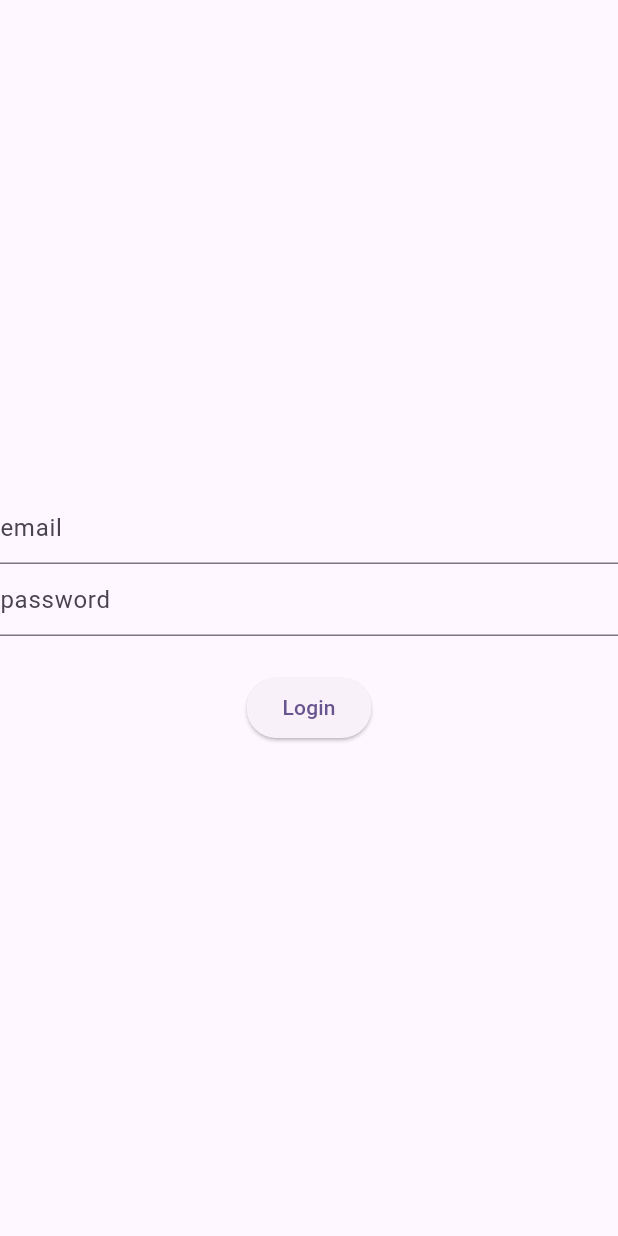
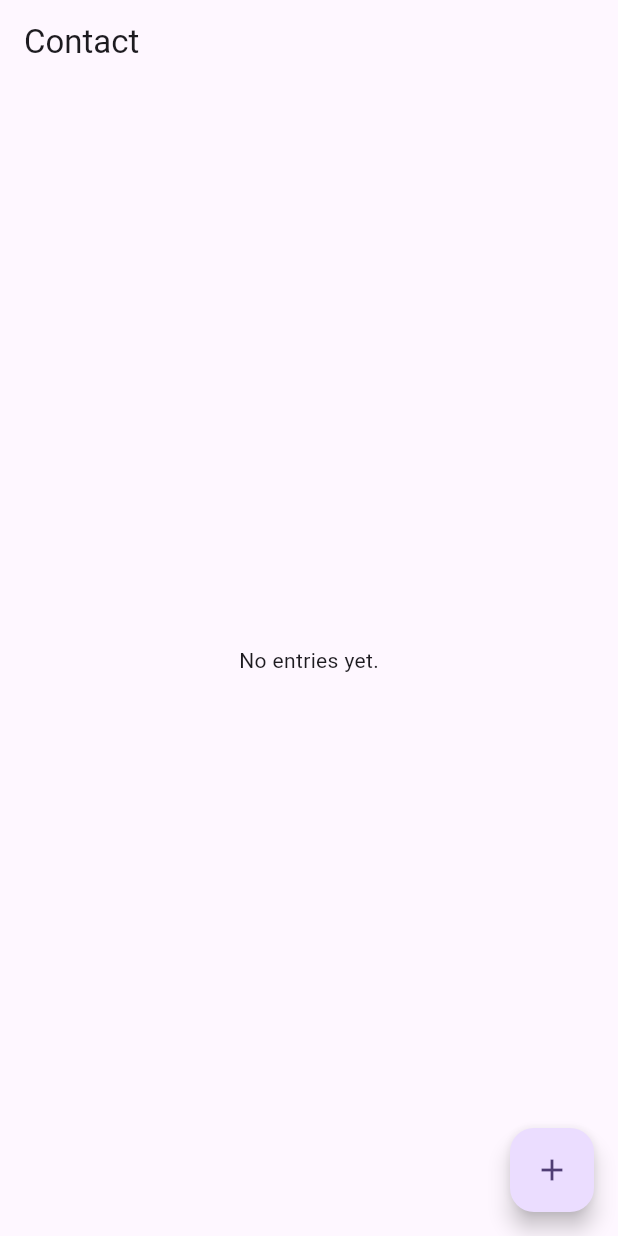
Before and after one commit to Abdallah504/online70, a Flutter app: the screen it shows after launch, on a phone screen of 412 x 824 dp. Run offline on Flutter 3.47's test engine with Material 3 defaults, Android fonts, the phone set to English and light mode, and no system bars; our stand-ins replace flutter_screenutil, fluttertoast, hive, hive_flutter, image_picker, shared_preferences and 1 more; accounts and stored records are empty; generated files the repository leaves out were written again.

Commit message:
Contact with Hive

```diff
--- a/lib/main.dart
+++ b/lib/main.dart
@@ -4,7 +4,9 @@ import 'package:fluttertoast/fluttertoast.dart';
 import 'package:hive_flutter/hive_flutter.dart';
 import 'package:online70/logic/cache-helper.dart';
 import 'package:online70/logic/sql-db.dart';
+import 'package:online70/model/contact.dart';
 import 'package:online70/model/diary.dart';
+import 'package:online70/screens/contacts/contact-List.dart';
 import 'package:online70/screens/diary/diary-list.dart';
 import 'package:online70/screens/login-screen.dart';
 import 'package:online70/screens/new-screen.dart';
@@ -16,8 +18,10 @@ void main() async{
   // SqlDB sqlDB = SqlDB();
   // await sqlDB.db;
   await Hive.initFlutter();
-  Hive.registerAdapter(DiaryAdapter());
-  await Hive.openBox<Diary>('diary');
+  //Hive.registerAdapter(DiaryAdapter());
+  Hive.registerAdapter(ContactAdapter());
+  //await Hive.openBox<Diary>('diary');
+  await Hive.openBox<Contact>('contact');
   runApp(const MyApp());
 }
 
@@ -29,16 +33,16 @@ class MyApp extends StatefulWidget {
 }
 
 class _MyAppState extends State<MyApp> {
-  var cache = CacheHelper();
-  dynamic savedEmail;
-  dynamic savedPass;
-  @override
-  void initState() {
-    savedEmail = cache.getData(key: 'email');
-    savedPass = cache.getData(key: 'password');
-    print('${savedEmail} , ${savedPass}' );
-    super.initState();
-  }
+  // var cache = CacheHelper();
+  // dynamic savedEmail;
+  // dynamic savedPass;
+  // @override
+  // void initState() {
+  //   savedEmail = cache.getData(key: 'email');
+  //   savedPass = cache.getData(key: 'password');
+  //   print('${savedEmail} , ${savedPass}' );
+  //   super.initState();
+  // }
   @override
   Widget build(BuildContext context) {
     return ScreenUtilInit(
@@ -52,7 +56,7 @@ class _MyAppState extends State<MyApp> {
             colorScheme: ColorScheme.fromSeed(seedColor: Colors.deepPurple),
             useMaterial3: true,
           ),
-          home:savedEmail!=null && savedPass !=null?DiaryList(): LoginScreen() ,
+          home:ContactListScreen(),
         );
       },
     );
--- /dev/null
+++ b/lib/model/contact.dart
@@ -0,0 +1,16 @@
+
+
+import 'package:hive/hive.dart';
+part 'contact.g.dart';
+
+@HiveType(typeId: 0)
+class Contact extends HiveObject{
+  @HiveField(0)
+  String? title;
+  @HiveField(1)
+  String? phone;
+  @HiveField(2)
+  String? imagePath;
+
+  Contact({required this.title,required this.phone, required this.imagePath});
+}
--- /dev/null
+++ b/lib/screens/contacts/contact-List.dart
@@ -0,0 +1,98 @@
+import 'dart:io';
+
+import 'package:flutter/material.dart';
+import 'package:hive/hive.dart';
+import 'package:hive_flutter/adapters.dart';
+import 'package:url_launcher/url_launcher.dart';
+
+import '../../model/contact.dart';
+import 'contact-det.dart';
+
+
+class ContactListScreen extends StatefulWidget {
+  const ContactListScreen({super.key});
+
+  @override
+  State<ContactListScreen> createState() => _ContactListScreenState();
+}
+
+class _ContactListScreenState extends State<ContactListScreen> {
+  final Box<Contact> contactBox = Hive.box<Contact>('contact');
+
+  @override
+  Widget build(BuildContext context) {
+    return Scaffold(
+      appBar: AppBar(title: Text('Contact')),
+      body: ValueListenableBuilder(
+        valueListenable: contactBox.listenable(),
+        builder: (context, Box<Contact> box, _) {
+          if (box.values.isEmpty) {
+            return Center(child: Text('No entries yet.'));
+          }
+
+          return ListView.builder(
+            itemCount: box.length,
+            itemBuilder: (context, index) {
+              final contact = box.getAt(index);
+              if (contact == null) return SizedBox.shrink();
+
+              return ListTile(
+                leading: contact.imagePath != null &&
+                    File(contact.imagePath!).existsSync()
+                    ? Image.file(File(contact.imagePath!), height: 60, width: 60)
+                    : Icon(Icons.person, size: 60),
+                title: Text(contact.title ?? 'No Title'),
+                subtitle: Text(contact.phone ?? 'No Phone Number'),
+                trailing: Wrap(
+                  spacing: 8,
+                  children: [
+                    IconButton(
+                      onPressed: () {
+                        box.deleteAt(index);
+                      },
+                      icon: Icon(Icons.delete, color: Colors.red),
+                    ),
+                    IconButton(
+                      onPressed: () async {
+                        final Uri phoneUri = Uri(
+                          scheme: 'tel',
+                          path: contact.phone,
+                        );
+                        await launchUrl(phoneUri);
+                        // if (await canLaunchUrl(phoneUri)) {
+                        //   await launchUrl(phoneUri);
+                        // } else {
+                        //   final snackBar =
+                        //   SnackBar(content: Text("Can't make the phone call"));
+                        //   ScaffoldMessenger.of(context).showSnackBar(snackBar);
+                        // }
+                      },
+                      icon: Icon(Icons.call, color: Colors.green),
+                    ),
+                  ],
+                ),
+                onTap: () {
+                  Navigator.push(
+                    context,
+                    MaterialPageRoute(
+                      builder: (context) => ContactDetail(data: contact),
+                    ),
+                  );
+                },
+              );
+            },
+          );
+        },
+      ),
+      floatingActionButton: FloatingActionButton(
+        child: Icon(Icons.add),
+        onPressed: () {
+          Navigator.push(
+            context,
+            MaterialPageRoute(builder: (context) => ContactDetail()),
+          );
+        },
+      ),
+    );
+  }
+}
--- a/pubspec.yaml
+++ b/pubspec.yaml
@@ -44,6 +44,9 @@ dependencies:
   hive_flutter: ^1.1.0
   hive: ^2.2.3
   hive_generator: ^2.0.1
+  url_launcher: ^6.3.1
+  image_picker: ^1.1.2
+  path_provider: ^2.1.5
 
 dev_dependencies:
   flutter_test:
```
Also changed, not shown: lib/screens/contacts/contact-det.dart (added, +96 -0 lines), pubspec.lock, 6 other files.
